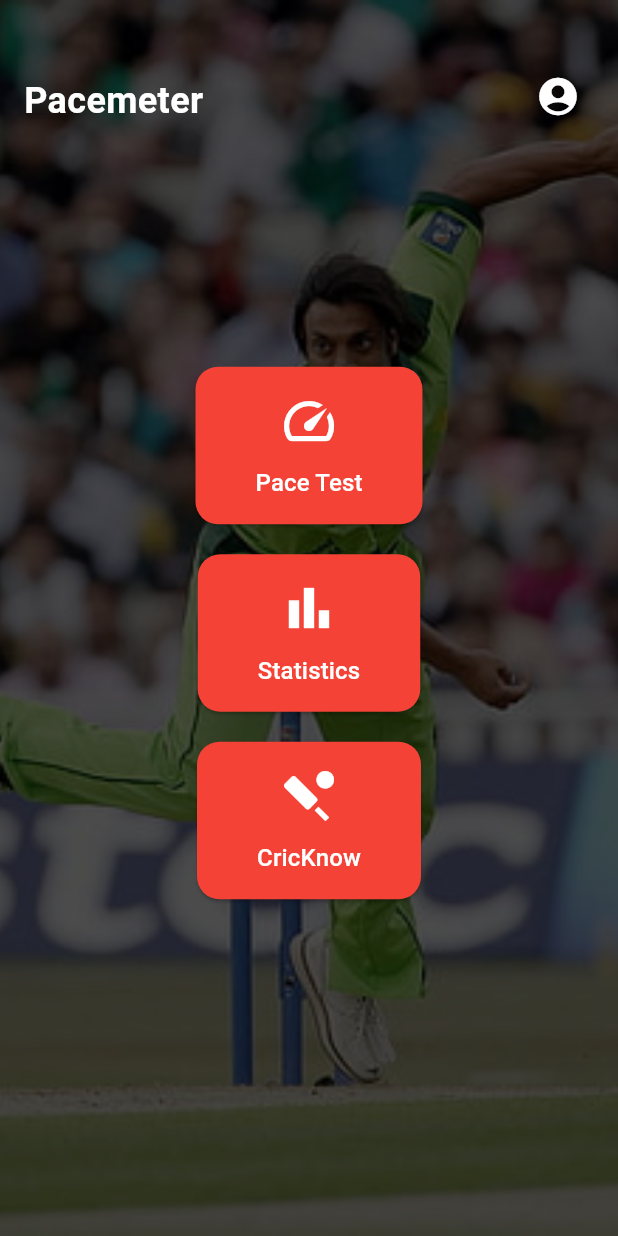
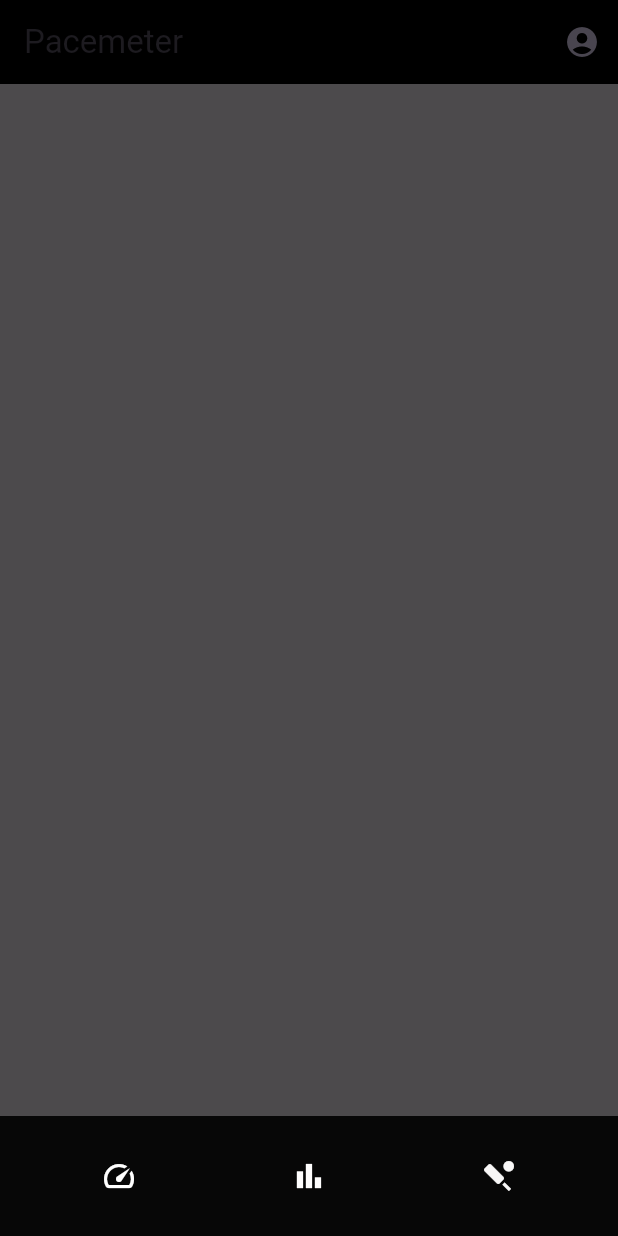
Before and after one commit to ammarcoe/Pacemeter, a Flutter app: the HomeScreen screen opened directly, on a phone screen of 412 x 824 dp. Run offline on Flutter 3.47's test engine with Material 3 defaults, Android fonts, the phone set to English and light mode, and no system bars; our stand-ins replace chewie, cloud_firestore, firebase_auth, firebase_core, image_picker, permission_handler and 1 more; accounts and stored records are empty.

Commit message:
added navbar

```diff
--- a/lib/Screens/home_screen.dart
+++ b/lib/Screens/home_screen.dart
@@ -5,56 +5,19 @@ import 'package:pacemeters/Screens/pace_test.dart';
 import 'package:firebase_auth/firebase_auth.dart';
 import 'package:pacemeters/Screens/welcome_screen.dart';
 
-// Home screen widget
-
 class HomeScreen extends StatelessWidget {
-  const HomeScreen({super.key});
+  const HomeScreen({Key? key}) : super(key: key);
 
   @override
   Widget build(BuildContext context) {
     return Scaffold(
-      body: Stack(
-        fit: StackFit.expand,
-        children: [
-          // Background image
-          Image.asset(
-            "assets/background_image.jpg",
-            fit: BoxFit.cover,
-          ),
-          Container(
-            color: Colors.black.withOpacity(0.7),
-          ),
-
-          // Pacemeter text at the top
-          const Positioned(
-            top: 50,
-            left: 16,
-            child: Text(
-              "Pacemeter",
-              style: TextStyle(
-                fontSize: 24,
-                fontWeight: FontWeight.bold,
-                color: Colors.white,
-              ),
-            ),
-          ),
-
-          // User button at the top right
-          Positioned(
-            top: 40,
-            right: 16,
-            child: IconButton(
-              icon: const Icon(
-                Icons.account_circle,
-                color: Colors.white,
-                size: 30,
-              ),
-              // style: ButtonStyle(
-              //   backgroundColor: MaterialStateProperty.all(Colors.red),
-              //   overlayColor: MaterialStateProperty.all(Colors.transparent),
-              // ),
+      appBar: AppBar(
+        backgroundColor: Colors.black,
+        title: const Text('Pacemeter', ),
+        actions: [
+          IconButton(
+            icon: const Icon(Icons.account_circle),
             onPressed: () {
-                // Show the user profile bottom sheet
               showModalBottomSheet(
                 context: context,
                 builder: (BuildContext context) {
@@ -63,17 +26,32 @@ class HomeScreen extends StatelessWidget {
               );
             },
           ),
+        ],
       ),
-
-          // Centered buttons
-          Center(
+      body: Container(
+        decoration: const BoxDecoration(
+          // image: DecorationImage(
+          //   image: AssetImage("assets/background_image.jpg"),
+          //   fit: BoxFit.cover,
+          // ),
+        ),
+        child: Container(
+          color: Colors.black.withOpacity(0.7),
+          child: Center(
             child: Column(
               mainAxisAlignment: MainAxisAlignment.center,
+              children: [],
+            ),
+          ),
+        ),
+      ),
+      bottomNavigationBar: BottomAppBar(
+        color: Color.fromARGB(255, 7, 7, 7),
+        child: Row(
+          mainAxisAlignment: MainAxisAlignment.spaceAround,
           children: [
-                const SizedBox(
-                  height: 20,
-                ),
-                RoundedButton(
+            IconButton(
+              icon: Icon(Icons.speed, color: Colors.white,),
               onPressed: () {
                 Navigator.push(
                   context,
@@ -82,13 +60,11 @@ class HomeScreen extends StatelessWidget {
                   ),
                 );
               },
-                  label: "Pace Test",
-                  icon: Icons.speed,
             ),
-                const SizedBox(
-                  height: 20,
-                ),
-                RoundedButton(
+            IconButton(
+                      color: Color.fromARGB(255, 255, 254, 254),
+
+              icon: Icon(Icons.bar_chart),
               onPressed: () {
                 Navigator.push(
                   context,
@@ -97,13 +73,11 @@ class HomeScreen extends StatelessWidget {
                   ),
                 );
               },
-                  label: "Statistics",
-                  icon: Icons.bar_chart,
             ),
-                const SizedBox(
-                  height: 20,
-                ),
-                RoundedButton(
+            IconButton(
+              color: Color.fromARGB(255, 248, 247, 247),
+
+              icon: Icon(Icons.sports_cricket),
               onPressed: () {
                 Navigator.push(
                   context,
@@ -112,30 +86,20 @@ class HomeScreen extends StatelessWidget {
                   ),
                 );
               },
-                  label: "CricKnow",
-                  icon: Icons.sports_cricket,
             ),
           ],
         ),
-          ),
-        ],
       ),
     );
   }
 }
 
 class UserProfileBottomSheet extends StatelessWidget {
-  const UserProfileBottomSheet({super.key});
+  const UserProfileBottomSheet({Key? key}) : super(key: key);
 
   @override
   Widget build(BuildContext context) {
-    // Get the current user from Firebase Authentication
     User? user = FirebaseAuth.instance.currentUser;
-
-    // Default values if user is not logged in
-
-    // Update values if user is logged in
-    if (user != null) {}
 
     return Container(
       padding: const EdgeInsets.all(16),
@@ -167,15 +131,8 @@ class UserProfileBottomSheet extends StatelessWidget {
           const SizedBox(height: 20),
           ElevatedButton(
             onPressed: () async {
-              // Sign out from Firebase
               await FirebaseAuth.instance.signOut();
-
-              // Close the bottom sheet
-              // ignore: use_build_context_synchronously
               Navigator.pop(context);
-
-              // Navigate to the WelcomeScreen
-              // ignore: use_build_context_synchronously
               Navigator.pushReplacement(
                 context,
                 MaterialPageRoute(
```
Also changed, not shown: pacemeters/pubspec.lock, pubspec.lock. Lines whose indentation alone changed are shown as unchanged.
